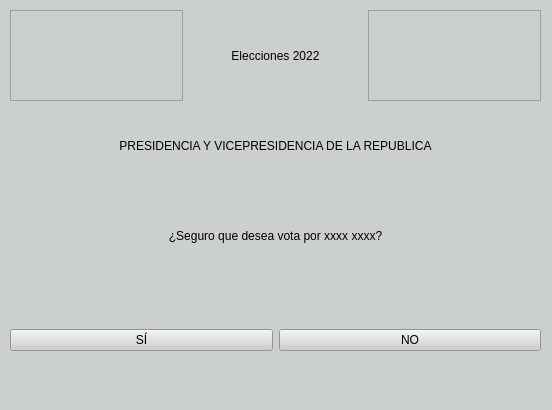
Old version of the form InterfazTSE/InterfazTSE/confirmarVoto.ui in the repository AndreyMena/InterfazTSE.
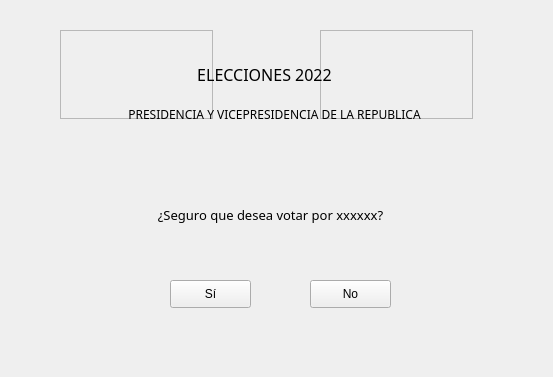
New version of the form. Icons and pictures are not drawn.

Patch:
```diff
--- a/InterfazTSE/InterfazTSE/confirmarVoto.ui
+++ b/InterfazTSE/InterfazTSE/confirmarVoto.ui
@@ -6,30 +6,31 @@
    <rect>
     <x>0</x>
     <y>0</y>
-    <width>552</width>
-    <height>410</height>
+    <width>553</width>
+    <height>377</height>
    </rect>
   </property>
   <property name="windowTitle">
    <string>Form</string>
   </property>
-  <property name="styleSheet">
-   <string notr="true">background-color: rgb(204, 207, 207);
-font: 16pt &quot;Segoe UI&quot;;
-font: 18pt &quot;Segoe UI&quot;;</string>
-  </property>
-  <widget class="QWidget" name="horizontalLayoutWidget_2">
+  <widget class="QLabel" name="label_12">
    <property name="geometry">
     <rect>
-     <x>10</x>
-     <y>100</y>
-     <width>531</width>
-     <height>91</height>
+     <x>0</x>
+     <y>170</y>
+     <width>541</width>
+     <height>89</height>
     </rect>
    </property>
-   <layout class="QHBoxLayout" name="horizontalLayout_13">
-    <item>
-     <widget class="QLabel" name="label_10">
+   <property name="font">
+    <font>
+     <family>Microsoft YaHei</family>
+     <pointsize>10</pointsize>
+     <weight>50</weight>
+     <italic>false</italic>
+     <bold>false</bold>
+    </font>
+   </property>
       <property name="layoutDirection">
        <enum>Qt::LeftToRight</enum>
       </property>
@@ -38,27 +39,40 @@
 font: 9pt &quot;Segoe UI&quot;;</string>
       </property>
       <property name="text">
-       <string>PRESIDENCIA Y VICEPRESIDENCIA DE LA REPUBLICA</string>
+    <string>¿Seguro que desea votar por xxxxxx?</string>
       </property>
       <property name="alignment">
        <set>Qt::AlignCenter</set>
       </property>
      </widget>
-    </item>
-   </layout>
-  </widget>
-  <widget class="QWidget" name="horizontalLayoutWidget">
+  <widget class="QFrame" name="frame_8">
    <property name="geometry">
     <rect>
-     <x>10</x>
-     <y>10</y>
-     <width>531</width>
-     <height>91</height>
+     <x>320</x>
+     <y>30</y>
+     <width>153</width>
+     <height>89</height>
     </rect>
    </property>
-   <layout class="QHBoxLayout" name="horizontalLayout_14">
-    <item>
+   <property name="styleSheet">
+    <string notr="true">image: url(:/resource/img/TSE.png);</string>
+   </property>
+   <property name="frameShape">
+    <enum>QFrame::StyledPanel</enum>
+   </property>
+   <property name="frameShadow">
+    <enum>QFrame::Raised</enum>
+   </property>
+  </widget>
      <widget class="QFrame" name="frame_7">
+   <property name="geometry">
+    <rect>
+     <x>60</x>
+     <y>30</y>
+     <width>153</width>
+     <height>89</height>
+    </rect>
+   </property>
       <property name="styleSheet">
        <string notr="true">image: url(:/resource/img/Escudo.png);
 image: url(:/resource/img/Escudo2.png);</string>
@@ -70,96 +84,92 @@
        <enum>QFrame::Raised</enum>
       </property>
      </widget>
-    </item>
-    <item>
+  <widget class="QLabel" name="label_10">
+   <property name="geometry">
+    <rect>
+     <x>10</x>
+     <y>70</y>
+     <width>529</width>
+     <height>89</height>
+    </rect>
+   </property>
+   <property name="font">
+    <font>
+     <family>Microsoft YaHei</family>
+     <pointsize>9</pointsize>
+     <weight>3</weight>
+     <italic>false</italic>
+     <bold>false</bold>
+    </font>
+   </property>
+   <property name="layoutDirection">
+    <enum>Qt::LeftToRight</enum>
+   </property>
+   <property name="styleSheet">
+    <string notr="true">color: rgb(0, 0, 0);
+font: 25 9pt &quot;Microsoft YaHei&quot;;</string>
+   </property>
+   <property name="text">
+    <string>PRESIDENCIA Y VICEPRESIDENCIA DE LA REPUBLICA</string>
+   </property>
+   <property name="alignment">
+    <set>Qt::AlignCenter</set>
+   </property>
+  </widget>
      <widget class="QLabel" name="label_11">
-      <property name="styleSheet">
-       <string notr="true">color: rgb(0, 0, 0);
-font: 18pt &quot;Segoe UI&quot;;</string>
-      </property>
-      <property name="text">
-       <string>Elecciones 2022</string>
-      </property>
-      <property name="alignment">
-       <set>Qt::AlignCenter</set>
-      </property>
-     </widget>
-    </item>
-    <item>
-     <widget class="QFrame" name="frame_8">
-      <property name="styleSheet">
-       <string notr="true">image: url(:/resource/img/TSE.png);</string>
-      </property>
-      <property name="frameShape">
-       <enum>QFrame::StyledPanel</enum>
-      </property>
-      <property name="frameShadow">
-       <enum>QFrame::Raised</enum>
-      </property>
-     </widget>
-    </item>
-   </layout>
-  </widget>
-  <widget class="QWidget" name="horizontalLayoutWidget_3">
    <property name="geometry">
     <rect>
-     <x>10</x>
-     <y>190</y>
-     <width>531</width>
-     <height>91</height>
+     <x>160</x>
+     <y>30</y>
+     <width>209</width>
+     <height>89</height>
     </rect>
    </property>
-   <layout class="QHBoxLayout" name="horizontalLayout_15">
-    <item>
-     <widget class="QLabel" name="label_12">
-      <property name="layoutDirection">
-       <enum>Qt::LeftToRight</enum>
+   <property name="font">
+    <font>
+     <family>Microsoft YaHei</family>
+     <pointsize>12</pointsize>
+     <weight>50</weight>
+     <italic>false</italic>
+     <bold>false</bold>
+    </font>
       </property>
       <property name="styleSheet">
        <string notr="true">color: rgb(0, 0, 0);
 font: 9pt &quot;Segoe UI&quot;;</string>
       </property>
       <property name="text">
-       <string>¿Seguro que desea vota por xxxx xxxx?</string>
+    <string>ELECCIONES 2022</string>
       </property>
       <property name="alignment">
        <set>Qt::AlignCenter</set>
       </property>
      </widget>
-    </item>
-   </layout>
-  </widget>
-  <widget class="QWidget" name="horizontalLayoutWidget_4">
+  <widget class="QPushButton" name="pushButton">
    <property name="geometry">
     <rect>
-     <x>10</x>
+     <x>170</x>
      <y>280</y>
-     <width>531</width>
-     <height>121</height>
+     <width>81</width>
+     <height>28</height>
     </rect>
    </property>
-   <layout class="QHBoxLayout" name="horizontalLayout_16">
-    <item>
-     <widget class="QPushButton" name="botonSi">
-      <property name="styleSheet">
-       <string notr="true">color: rgb(0, 0, 0);</string>
-      </property>
       <property name="text">
-       <string>SÍ</string>
-      </property>
-     </widget>
-    </item>
-    <item>
-     <widget class="QPushButton" name="botonNo">
-      <property name="styleSheet">
-       <string notr="true">color: rgb(0, 0, 0);</string>
+    <string>Sí</string>
+   </property>
+  </widget>
+  <widget class="QPushButton" name="pushButton_2">
+   <property name="geometry">
+    <rect>
+     <x>310</x>
+     <y>280</y>
+     <width>81</width>
+     <height>28</height>
+    </rect>
       </property>
       <property name="text">
-       <string>NO</string>
-      </property>
-     </widget>
-    </item>
-   </layout>
+    <string>No</string>
+   </property>
   </widget>
  </widget>
  <resources/>
```
Left out of the diff: 4 changed lines with no effect on the pictures. Lines whose indentation alone changed are shown as unchanged.
